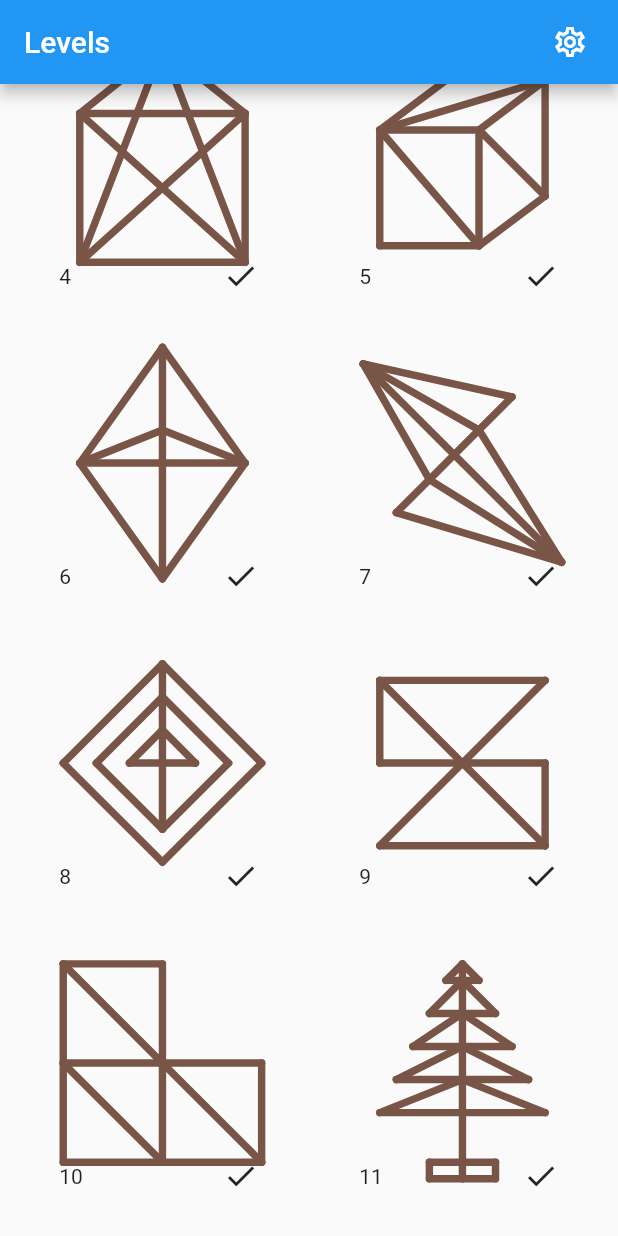
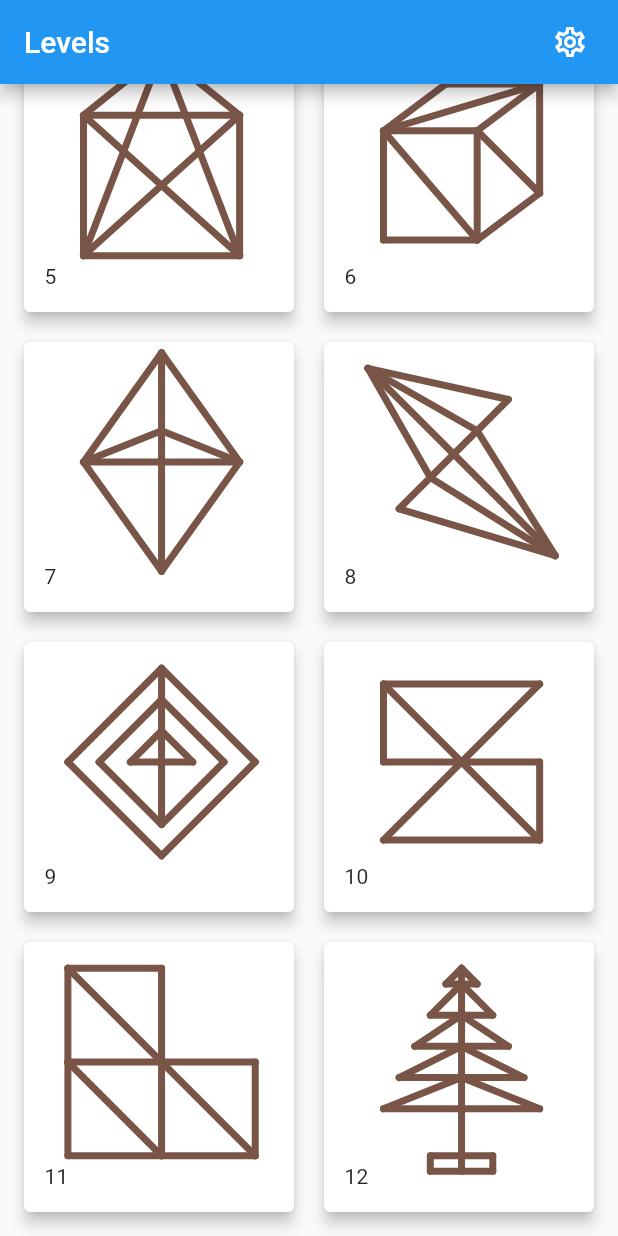
Before and after one commit to musahinist/one_line_game, a Flutter app: the screen it shows after launch, scrolled down 444 dp, on a phone screen of 412 x 824 dp. Run offline on Flutter 3.47's test engine with Material 2 defaults, Android fonts, the light colour scheme and no system bars; our stand-ins replace badges, flutter_animate, flutter_screenutil.

Commit message:
add level cards

```diff
--- a/lib/game/one_line.dart
+++ b/lib/game/one_line.dart
@@ -39,7 +39,7 @@ class _GeoBoardGameState extends State<OneLine> {
     final Offset pointer = event.localPosition;
     if (lineNodes.isNotEmpty) {
       lineNodes.add(Line(lineNodes.last.end, lineNodes.last.end));
-      // lineNodes.last.end = pointer;
+      return;
     }
     for (var i = 0; i < templateLines.length; i++) {
       final distance = (templateLines[i].start - pointer).distance;
--- a/lib/level/level_page.dart
+++ b/lib/level/level_page.dart
@@ -46,7 +46,9 @@ class _LevelPageState extends State<LevelPage> {
           ),
           itemCount: levelList.length,
           itemBuilder: (context, index) {
-            return InkWell(
+            return Card(
+              elevation: 4,
+              child: InkWell(
                 onTap: () {
                   Navigator.pushNamed(context, GameStatePage.routeName);
                 },
@@ -54,10 +56,10 @@ class _LevelPageState extends State<LevelPage> {
                   children: [
                     Container(
                       height: 1.sw * .36,
-                    width: 1.sw * .4,
+                      width: 1.sw * .38,
                       alignment: Alignment.topLeft,
                       child: Transform.scale(
-                      scale: 0.36.w,
+                        scale: 0.34.w,
                         child: CustomPaint(
                           painter: LinePainter(
                               levelList[index].template,
@@ -68,13 +70,17 @@ class _LevelPageState extends State<LevelPage> {
                       ),
                     ),
                     Padding(
-                    padding: EdgeInsets.symmetric(horizontal: 24.w),
+                      padding: EdgeInsets.symmetric(horizontal: 12.w),
                       child: Row(
                         mainAxisAlignment: MainAxisAlignment.spaceBetween,
-                      children: [Text('$index'), Icon(Icons.check)],
+                        children: [
+                          Text('${index + 1}'),
+                          //  Icon(Icons.check),
+                        ],
                       ),
                     )
                   ],
+                ),
               ),
             );
           }),
```
Lines whose indentation alone changed are shown as unchanged.
